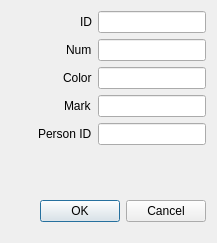
This is src/MainWindow/Auto/addAutoDialog.ui in Hryapusek/database-qt-gui-cpp as Qt 5 draws it before an edit. The edited form follows.
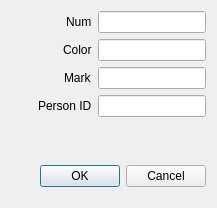
This is the edited form.

The edit to the form file:
```diff
--- a/src/MainWindow/Auto/addAutoDialog.ui
+++ b/src/MainWindow/Auto/addAutoDialog.ui
@@ -7,53 +7,13 @@
     <x>0</x>
     <y>0</y>
     <width>217</width>
-    <height>243</height>
+    <height>208</height>
    </rect>
   </property>
   <property name="windowTitle">
    <string>Add Auto</string>
   </property>
   <layout class="QVBoxLayout" name="verticalLayout">
-   <item>
-    <layout class="QHBoxLayout" name="horizontalLayout_2">
-     <item>
-      <spacer name="horizontalSpacer_8">
-       <property name="orientation">
-        <enum>Qt::Horizontal</enum>
-       </property>
-       <property name="sizeHint" stdset="0">
-        <size>
-         <width>40</width>
-         <height>20</height>
-        </size>
-       </property>
-      </spacer>
-     </item>
-     <item>
-      <widget class="QLabel" name="idLbl">
-       <property name="sizePolicy">
-        <sizepolicy hsizetype="Minimum" vsizetype="Minimum">
-         <horstretch>0</horstretch>
-         <verstretch>0</verstretch>
-        </sizepolicy>
-       </property>
-       <property name="text">
-        <string>ID</string>
-       </property>
-      </widget>
-     </item>
-     <item>
-      <widget class="QLineEdit" name="idLine">
-       <property name="sizePolicy">
-        <sizepolicy hsizetype="Fixed" vsizetype="Fixed">
-         <horstretch>0</horstretch>
-         <verstretch>0</verstretch>
-        </sizepolicy>
-       </property>
-      </widget>
-     </item>
-    </layout>
-   </item>
    <item>
     <layout class="QHBoxLayout" name="horizontalLayout_3">
      <item>
```
